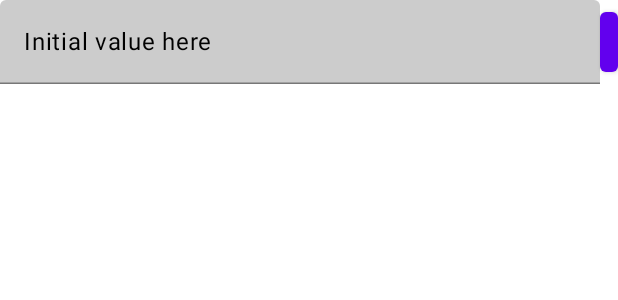
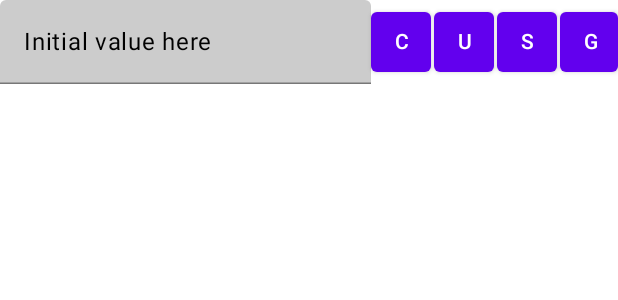
Before and after one commit to dinzdale/blueray_playlist, an Android app built with Jetpack Compose: the @Preview function PreviewItemUpdate, on a phone screen of 412 x 824 dp. Shown: the top 300 px of the screen. Run offline under Robolectric (Android 15) with nearby library versions, the phone set to English and light mode, and no system bars.

Commit message:
WIP ui update

```diff
--- a/composeApp/src/commonMain/kotlin/com/gmjproductions/blurayplaylist/ui/UiParts.kt
+++ b/composeApp/src/commonMain/kotlin/com/gmjproductions/blurayplaylist/ui/UiParts.kt
@@ -76,7 +76,6 @@ fun HintBox(text: String) {
 @Composable
 fun ItemUpdate(
     text: String,
-    width: Dp = 300.dp,
     onConvert: (String) -> String,
     onUnDo: (String) -> String,
     onSave: (String) -> Unit,
@@ -96,7 +95,8 @@ fun ItemUpdate(
                 backgroundColor = Color.LightGray,
                 textColor = Color.Black
             ),
-            modifier = Modifier.width(width).wrapContentHeight()
+            modifier = Modifier.fillMaxWidth(.60f).wrapContentHeight(),
+            singleLine = true
         )
         Row(
             Modifier.wrapContentSize(),
@@ -131,7 +131,7 @@ fun PreviewItemUpdate() {
     MaterialTheme {
         Surface() {
             Box(Modifier.fillMaxWidth()) {
-                ItemUpdate("Initial value here", 400.dp, { "convert" }, { "undow" }, {},{"Global"})
+                ItemUpdate("Initial value here",  { "convert" }, { "undow" }, {},{"Global"})
             }
 
         }
```
